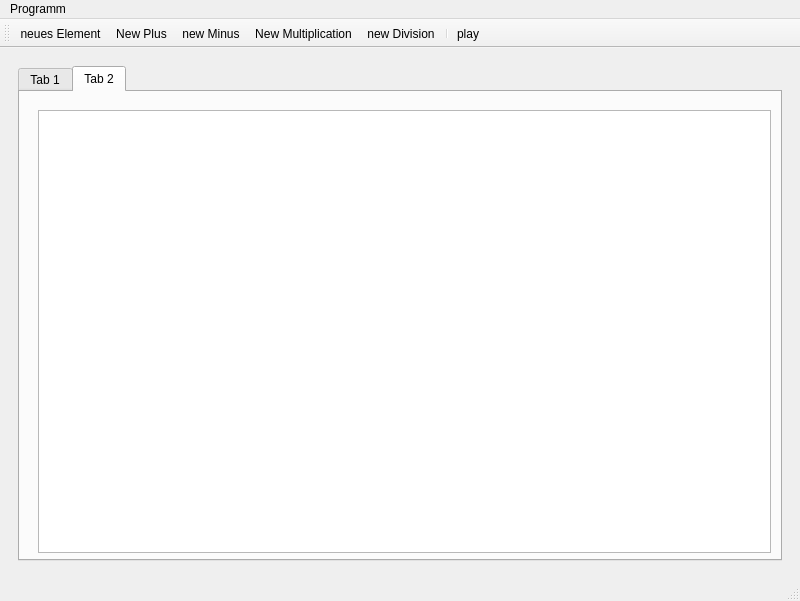
Before: the Qt Designer form Recources/Ui/PyLinX_v0_4.ui in ashnansen/PyLinX, drawn with Qt 5.
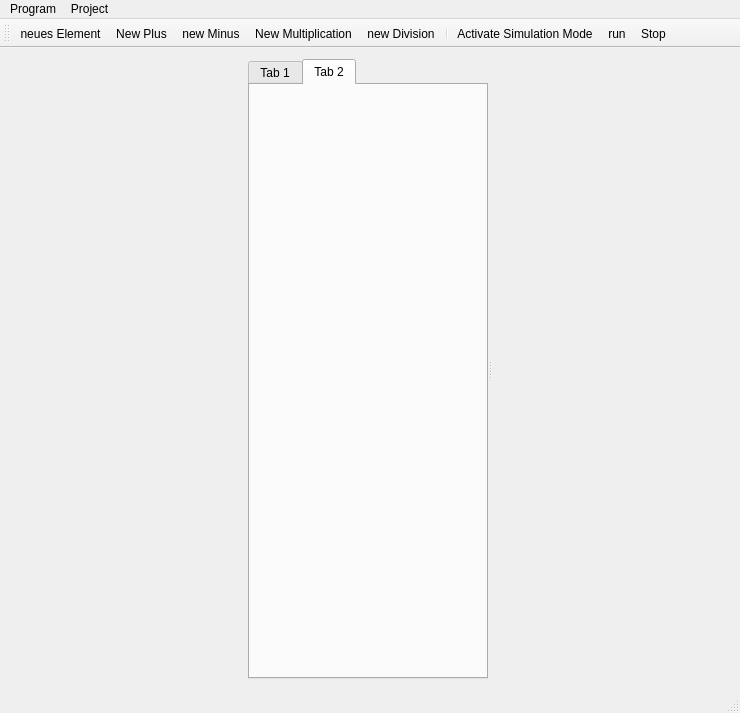
After: the same form once the commit is applied. The open tabs and pages were chosen to show the change. Icons and pictures are not drawn. Custom widgets are drawn as their Qt base class.

Commit message: Recording simulations implemented

Patch:
```diff
--- a/Recources/Ui/PyLinX_v0_4.ui
+++ b/Recources/Ui/PyLinX_v0_4.ui
@@ -6,118 +6,70 @@
    <rect>
     <x>0</x>
     <y>0</y>
-    <width>800</width>
-    <height>601</height>
+    <width>740</width>
+    <height>713</height>
    </rect>
   </property>
   <property name="windowTitle">
    <string>MainWindow</string>
   </property>
   <widget class="QWidget" name="centralwidget">
-   <layout class="QHBoxLayout" name="horizontalLayout_3">
-    <item>
+   <layout class="QGridLayout" name="gridLayout">
+    <item row="0" column="0">
      <widget class="QSplitter" name="splitter">
-      <property name="lineWidth">
-       <number>2</number>
+      <property name="sizePolicy">
+       <sizepolicy hsizetype="Maximum" vsizetype="Maximum">
+        <horstretch>1</horstretch>
+        <verstretch>1</verstretch>
+       </sizepolicy>
       </property>
-      <property name="midLineWidth">
-       <number>1</number>
+      <property name="minimumSize">
+       <size>
+        <width>0</width>
+        <height>620</height>
+       </size>
+      </property>
+      <property name="maximumSize">
+       <size>
+        <width>16777215</width>
+        <height>16777215</height>
+       </size>
       </property>
       <property name="orientation">
        <enum>Qt::Horizontal</enum>
       </property>
+      <widget class="PX_TabWidget_main" name="tabWidget">
+       <property name="sizePolicy">
+        <sizepolicy hsizetype="Expanding" vsizetype="Expanding">
+         <horstretch>1</horstretch>
+         <verstretch>1</verstretch>
+        </sizepolicy>
+       </property>
+       <property name="minimumSize">
+        <size>
+         <width>240</width>
+         <height>0</height>
+        </size>
+       </property>
+       <property name="sizeIncrement">
+        <size>
+         <width>1</width>
+         <height>1</height>
+        </size>
+       </property>
+       <widget class="QWidget" name="tab">
+        <attribute name="title">
+         <string>Tab 1</string>
+        </attribute>
+       </widget>
+       <widget class="QWidget" name="tab_2">
+        <attribute name="title">
+         <string>Tab 2</string>
+        </attribute>
+       </widget>
+      </widget>
       <widget class="QWidget" name="horizontalLayoutWidget">
-       <layout class="QHBoxLayout" name="horizontalLayout">
-        <property name="spacing">
-         <number>0</number>
-        </property>
-        <property name="sizeConstraint">
-         <enum>QLayout::SetMinimumSize</enum>
-        </property>
-        <item>
-         <widget class="QTabWidget" name="tabWidget">
-          <property name="enabled">
-           <bool>true</bool>
-          </property>
-          <property name="sizePolicy">
-           <sizepolicy hsizetype="Maximum" vsizetype="Maximum">
-            <horstretch>0</horstretch>
-            <verstretch>0</verstretch>
-           </sizepolicy>
-          </property>
-          <property name="minimumSize">
-           <size>
-            <width>3</width>
-            <height>2</height>
-           </size>
-          </property>
-          <property name="sizeIncrement">
-           <size>
-            <width>1</width>
-            <height>1</height>
-           </size>
-          </property>
-          <property name="currentIndex">
-           <number>1</number>
-          </property>
-          <widget class="QWidget" name="tab">
-           <property name="minimumSize">
-            <size>
-             <width>774</width>
-             <height>0</height>
-            </size>
-           </property>
-           <attribute name="title">
-            <string>Tab 1</string>
-           </attribute>
-           <layout class="QHBoxLayout" name="horizontalLayout_2">
-            <item>
-             <layout class="QVBoxLayout" name="verticalLayout_2">
-              <property name="spacing">
-               <number>0</number>
-              </property>
-              <item>
-               <widget class="QTreeView" name="treeView"/>
-              </item>
-             </layout>
-            </item>
-           </layout>
-          </widget>
-          <widget class="QWidget" name="tab_2">
-           <property name="minimumSize">
-            <size>
-             <width>774</width>
-             <height>479</height>
-            </size>
-           </property>
-           <property name="maximumSize">
-            <size>
-             <width>774</width>
-             <height>479</height>
-            </size>
-           </property>
-           <attribute name="title">
-            <string>Tab 2</string>
-           </attribute>
-           <widget class="QWidget" name="verticalLayoutWidget_2">
-            <property name="geometry">
-             <rect>
-              <x>9</x>
-              <y>9</y>
-              <width>751</width>
-              <height>461</height>
-             </rect>
-            </property>
-            <layout class="QVBoxLayout" name="verticalLayout">
-             <item>
-              <widget class="QTreeView" name="treeView_2"/>
-             </item>
-            </layout>
-           </widget>
-          </widget>
-         </widget>
-        </item>
-       </layout>
+       <layout class="QHBoxLayout" name="horizontalLayout"/>
       </widget>
      </widget>
     </item>
@@ -128,17 +80,28 @@
     <rect>
      <x>0</x>
      <y>0</y>
-     <width>800</width>
+     <width>740</width>
      <height>21</height>
     </rect>
    </property>
    <widget class="QMenu" name="menuProgramm">
     <property name="title">
-     <string>Programm</string>
+     <string>Program</string>
     </property>
     <addaction name="actionClose"/>
    </widget>
+   <widget class="QMenu" name="menuProject">
+    <property name="title">
+     <string>Project</string>
+    </property>
+    <addaction name="actionNewProject"/>
+    <addaction name="actionLoadProject"/>
+    <addaction name="separator"/>
+    <addaction name="actionSave"/>
+    <addaction name="actionSave_As"/>
+   </widget>
    <addaction name="menuProgramm"/>
+   <addaction name="menuProject"/>
   </widget>
   <widget class="QStatusBar" name="statusbar"/>
   <widget class="QToolBar" name="toolBar">
@@ -154,14 +117,16 @@
    <addaction name="actionNewElement"/>
    <addaction name="actionNewPlus"/>
    <addaction name="actionNewMinus"/>
-   <addaction name="actionNew_Multiplication"/>
+   <addaction name="actionNewMultiplication"/>
    <addaction name="actionNewDivision"/>
    <addaction name="separator"/>
-   <addaction name="actionPlay"/>
+   <addaction name="actionActivate_Simulation_Mode"/>
+   <addaction name="actionRun"/>
+   <addaction name="actionStop"/>
   </widget>
   <action name="actionClose">
    <property name="text">
-    <string>Beenden</string>
+    <string>Exit</string>
    </property>
    <property name="toolTip">
     <string>PxLinX beenden</string>
@@ -170,7 +135,7 @@
   <action name="actionNewElement">
    <property name="icon">
     <iconset>
-     <normaloff>Icons/element32.png</normaloff>Icons/element32.png</iconset>
+     <normaloff>../Icons/element32.png</normaloff>../Icons/element32.png</iconset>
    </property>
    <property name="text">
     <string>neues Element</string>
@@ -182,7 +147,7 @@
   <action name="actionNewConnector">
    <property name="icon">
     <iconset>
-     <normaloff>../../icons/conector32.png</normaloff>../../icons/conector32.png</iconset>
+     <normaloff>../../../icons/conector32.png</normaloff>../../../icons/conector32.png</iconset>
    </property>
    <property name="text">
     <string>neuer Konnector</string>
@@ -194,7 +159,7 @@
   <action name="actionNewPlus">
    <property name="icon">
     <iconset>
-     <normaloff>Icons/plus24.png</normaloff>Icons/plus24.png</iconset>
+     <normaloff>../Icons/plus24.png</normaloff>../Icons/plus24.png</iconset>
    </property>
    <property name="text">
     <string>New Plus</string>
@@ -203,7 +168,7 @@
   <action name="actionNewMinus">
    <property name="icon">
     <iconset>
-     <normaloff>Icons/minus24.png</normaloff>Icons/minus24.png</iconset>
+     <normaloff>../Icons/minus24.png</normaloff>../Icons/minus24.png</iconset>
    </property>
    <property name="text">
     <string>new Minus</string>
@@ -212,32 +177,104 @@
   <action name="actionNewDivision">
    <property name="icon">
     <iconset>
-     <normaloff>Icons/divide24.png</normaloff>Icons/divide24.png</iconset>
+     <normaloff>../Icons/divide24.png</normaloff>../Icons/divide24.png</iconset>
    </property>
    <property name="text">
     <string>new Division</string>
    </property>
   </action>
-  <action name="actionNew_Multiplication">
+  <action name="actionNewMultiplication">
    <property name="icon">
     <iconset>
-     <normaloff>Icons/multiply24.png</normaloff>Icons/multiply24.png</iconset>
+     <normaloff>../Icons/multiply24.png</normaloff>../Icons/multiply24.png</iconset>
    </property>
    <property name="text">
     <string>New Multiplication</string>
    </property>
   </action>
-  <action name="actionPlay">
+  <action name="actionRun">
    <property name="icon">
     <iconset>
-     <normaloff>Icons/play24.png</normaloff>Icons/play24.png</iconset>
+     <normaloff>../Icons/play24.png</normaloff>../Icons/play24.png</iconset>
    </property>
    <property name="text">
-    <string>play</string>
+    <string>run</string>
+   </property>
+  </action>
+  <action name="actionSave">
+   <property name="text">
+    <string>Save Project</string>
+   </property>
+  </action>
+  <action name="actionSave_As">
+   <property name="text">
+    <string>Save Project As...</string>
+   </property>
+  </action>
+  <action name="actionLoadProject">
+   <property name="text">
+    <string>Load Project</string>
+   </property>
+  </action>
+  <action name="actionNewProject">
+   <property name="text">
+    <string>New Project</string>
+   </property>
+  </action>
+  <action name="actionActivate_Simulation_Mode">
+   <property name="checkable">
+    <bool>true</bool>
+   </property>
+   <property name="icon">
+    <iconset>
+     <normaloff>../Icons/simulateMode24.png</normaloff>../Icons/simulateMode24.png</iconset>
+   </property>
+   <property name="text">
+    <string>Activate Simulation Mode</string>
+   </property>
+  </action>
+  <action name="actionMeasure">
+   <property name="checkable">
+    <bool>true</bool>
+   </property>
+   <property name="icon">
+    <iconset>
+     <normaloff>../Icons/measure24.png</normaloff>../Icons/measure24.png</iconset>
+   </property>
+   <property name="text">
+    <string>Measure</string>
+   </property>
+  </action>
+  <action name="actionStimulate">
+   <property name="icon">
+    <iconset>
+     <normaloff>../Icons/stimulate24.png</normaloff>../Icons/stimulate24.png</iconset>
+   </property>
+   <property name="text">
+    <string>Stimulate</string>
+   </property>
+  </action>
+  <action name="actionStop">
+   <property name="icon">
+    <iconset>
+     <normaloff>../Icons/stop24.png</normaloff>../Icons/stop24.png</iconset>
+   </property>
+   <property name="text">
+    <string>Stop</string>
+   </property>
+   <property name="toolTip">
+    <string>Stop Simulation</string>
    </property>
   </action>
  </widget>
- <layoutdefault spacing="6" margin="9"/>
+ <customwidgets>
+  <customwidget>
+   <class>PX_TabWidget_main</class>
+   <extends>QTabWidget</extends>
+   <header location="global">PyLinXGui.PX_TabWidget_main</header>
+   <container>1</container>
+  </customwidget>
+ </customwidgets>
  <resources/>
  <connections/>
 </ui>
```
The commit also changes 83 other files.
